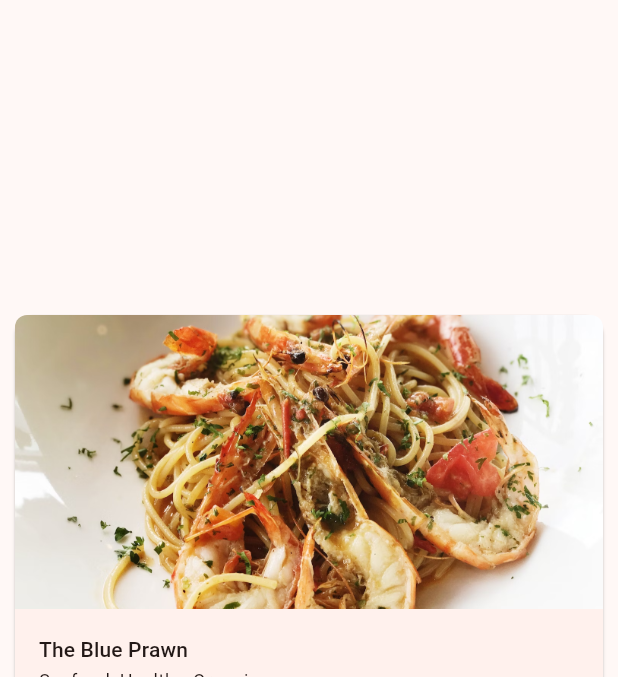
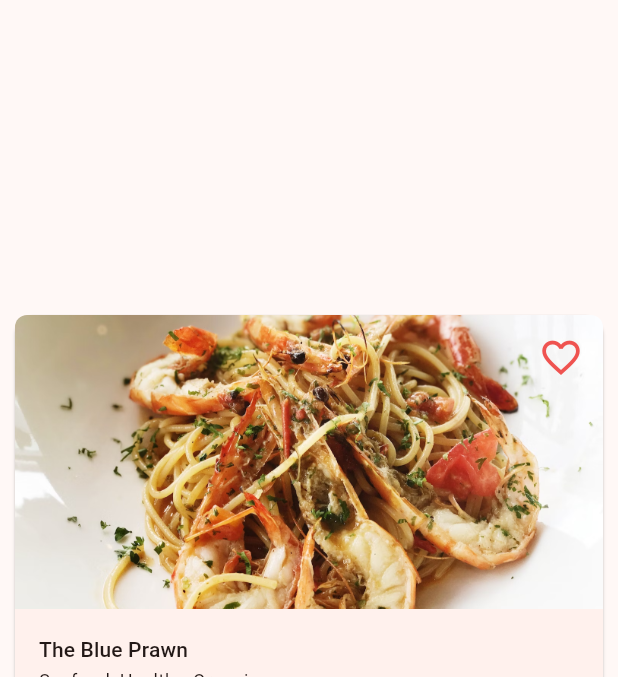
Before and after one commit to charynepesov/Yummy-App, a Flutter app: the screen it shows after launch, item 3 of the bottom bar chosen, on a phone screen of 412 x 824 dp, the part 84-761 px from its top. Run offline on Flutter 3.47's test engine with Material 3 defaults, Android fonts, the phone set to English and light mode, and no system bars.

Commit message:
Finished chapter 4

```diff
--- a/lib/components/category_card.dart
+++ b/lib/components/category_card.dart
@@ -43,7 +43,7 @@ class CategoryCard extends StatelessWidget {
                   bottom: 16.0,
                   right: 16.0,
                   child: RotatedBox(
-                    quarterTurns: 1,
+                    quarterTurns: 2,
                     child: Text(
                       'Smoothies',
                       style: textTheme.headlineLarge,
--- a/lib/components/restaurant_landscape_card.dart
+++ b/lib/components/restaurant_landscape_card.dart
@@ -1,7 +1,7 @@
 import 'package:flutter/material.dart';
 import 'package:yummy/models/models.dart';
 
-class RestaurantLandscapeCard extends StatelessWidget {
+class RestaurantLandscapeCard extends StatefulWidget {
   final Restaurant restaurant;
 
   const RestaurantLandscapeCard({
@@ -9,6 +9,13 @@ class RestaurantLandscapeCard extends StatelessWidget {
     required this.restaurant,
   });
 
+  @override
+  State<RestaurantLandscapeCard> createState() => _RestaurantLandscapeCardState();
+}
+
+class _RestaurantLandscapeCardState extends State<RestaurantLandscapeCard> {
+  // TODO: Add _isFavorited property
+  bool _isFavorited = false;
   @override
   Widget build(BuildContext context) {
     final textTheme = Theme.of(context)
@@ -24,23 +31,45 @@ class RestaurantLandscapeCard extends StatelessWidget {
                 const BorderRadius.vertical(top: Radius.circular(8.0)),
             child: AspectRatio(
               aspectRatio: 2,
-              child: Image.asset(
-    restaurant.imageUrl, fit: BoxFit.cover),
+              // TODO: Convert to a stack
+              child: Stack(
+                fit: StackFit.expand,
+                children: [
+                  Image.asset(
+                    widget.restaurant.imageUrl,
+                    fit: BoxFit.cover,
+                  ),
+                  Positioned(
+                    top: 4.0,
+                    right: 4.0,
+                    child: IconButton(
+                      icon: Icon(_isFavorited ? Icons.favorite : Icons.favorite_border,),
+                      iconSize: 30.0,
+                      color: Colors.red[400],
+                      onPressed: () {
+                        setState(() {
+                          _isFavorited = !_isFavorited;
+                        });
+                      },
+                    ),
+                  ),
+                ],
+              ),
     ),
               ),
 
           ListTile(
             title: Text(
-              restaurant.name,
+              widget.restaurant.name,
               style: textTheme.titleSmall,
             ),
             subtitle: Text(
-              restaurant.attributes,
+              widget.restaurant.attributes,
               maxLines: 1,
               style: textTheme.bodySmall,
             ),
             onTap: () {
-              print('Tapped on ${restaurant.name}');
+              print('Tapped on ${widget.restaurant.name}');
             },
           ),
         ],
--- a/lib/main.dart
+++ b/lib/main.dart
@@ -32,7 +32,7 @@ class _YummyAppState extends State<YummyApp> {
   @override
   Widget build(BuildContext context) {
     return MaterialApp(
-      // debugShowCheckedModeBanner: false,
+      debugShowCheckedModeBanner: false,
       title: 'Yummy App',
       themeMode: themeMode,
       theme: ThemeData(
```
